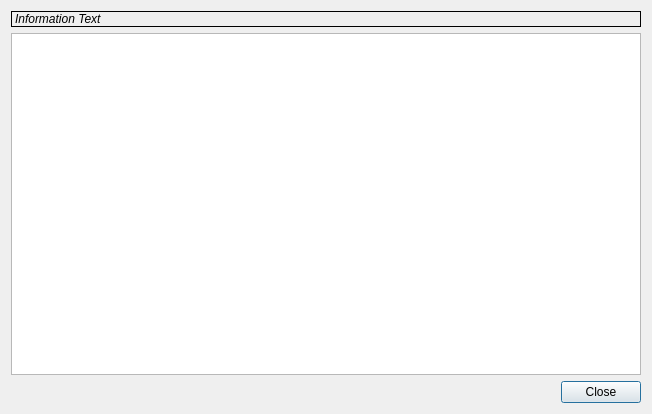
First picture: the form in src/pythonGui/karabogui/dialogs/ui/data_preview_dialog.ui, repository European-XFEL/Karabo, before the edit.
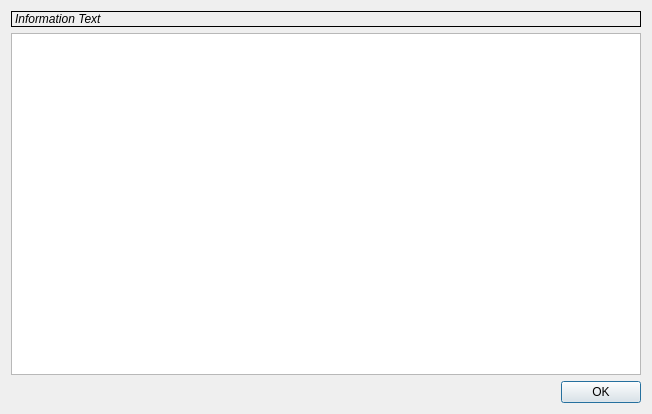
Second picture: the form after the edit.

Commit message: refactor(GUI): InitConfig Preview Dialog now has OK button

```diff
--- a/src/pythonGui/karabogui/dialogs/ui/data_preview_dialog.ui
+++ b/src/pythonGui/karabogui/dialogs/ui/data_preview_dialog.ui
@@ -51,7 +51,7 @@
    <item>
     <widget class="QDialogButtonBox" name="ui_buttonBox">
      <property name="standardButtons">
-      <set>QDialogButtonBox::Close</set>
+      <set>QDialogButtonBox::Ok</set>
      </property>
     </widget>
    </item>
```
The commit also changes 1 other file.
